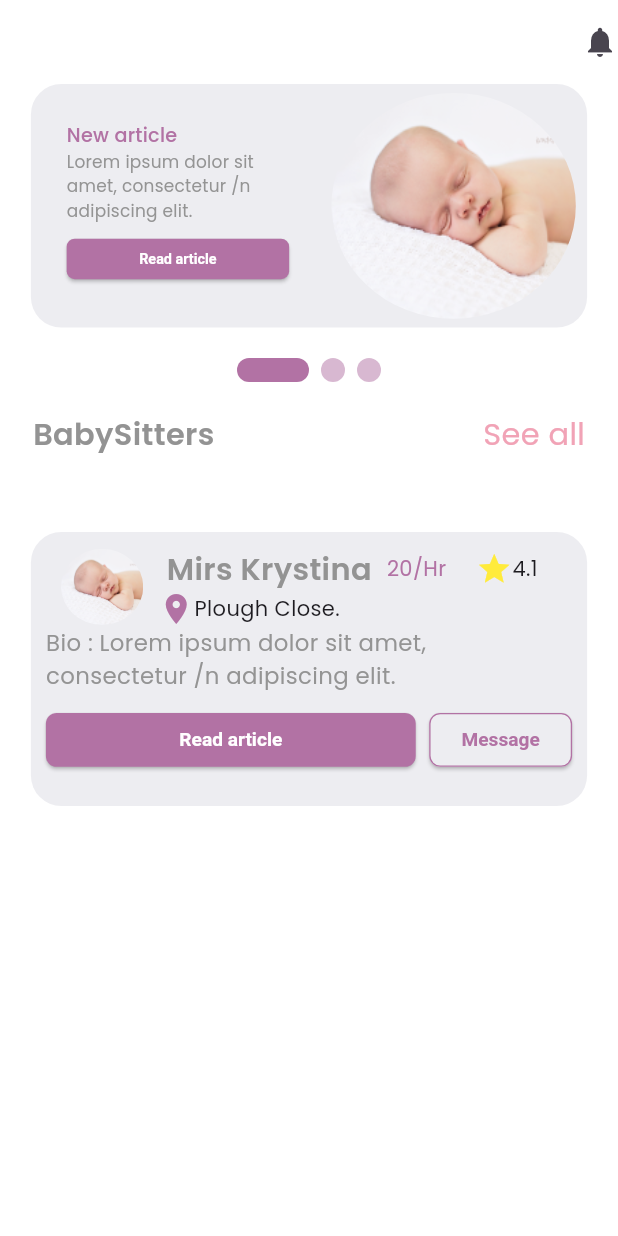
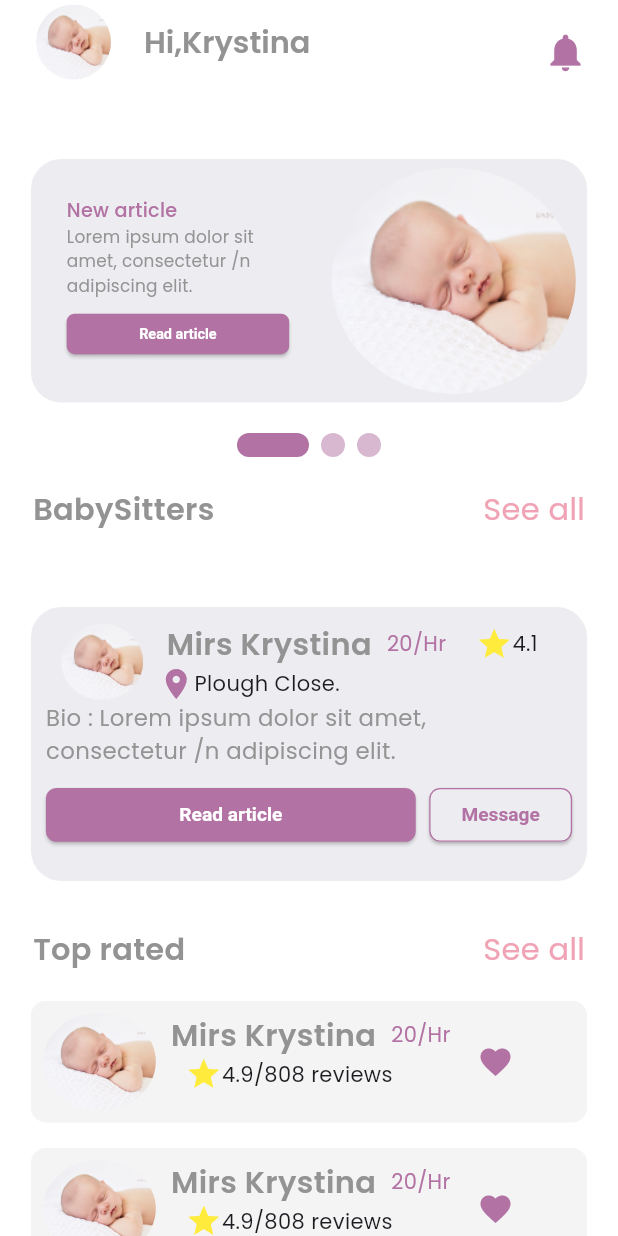
Before and after one commit to Moussa500/care_mingle, a Flutter app: the screen it shows after launch, on a phone screen of 412 x 824 dp. Run offline on Flutter 3.47's test engine with Material 3 defaults, Android fonts, the light colour scheme and no system bars; drawn by our look-alikes of smooth_page_indicator; our stand-ins replace dartz, flutter_screenutil, flutter_svg, get_it.

Commit message:
home page skeleton completed

```diff
--- a/lib/features/home/presentation/pages/home_page.dart
+++ b/lib/features/home/presentation/pages/home_page.dart
@@ -1,23 +1,50 @@
 import 'package:care_mingle/common/widgets/custom_appBar.dart';
+import 'package:care_mingle/core/config/assets/app_images.dart';
+import 'package:care_mingle/core/config/theme/app_colors.dart';
 import 'package:care_mingle/features/home/presentation/widgets/article_section.dart';
 import 'package:care_mingle/features/home/presentation/widgets/babysitter_section.dart';
+import 'package:care_mingle/features/home/presentation/widgets/top_rated_section.dart';
 import 'package:flutter/material.dart';
 import 'package:flutter_screenutil/flutter_screenutil.dart';
 
 class HomePage extends StatelessWidget {
   const HomePage({super.key});
-
   @override
   Widget build(BuildContext context) {
     return Scaffold(
       appBar: CustomAppbar(
-        action: Icon(
+        title: Padding(
+          padding: const EdgeInsets.all(8.0),
+          child: Row(
+            children: [
+              ClipOval(
+                child: Image.asset(
+                  AppImages.article,
+                  fit: BoxFit.fill,
+                  height: 50,
+                  width: 50,
+                ),
+              ),
+              header('Hi,Krystina'),
+            ],
+          ),
+        ),
+        action: const Padding(
+          padding: EdgeInsets.all(20),
+          child: Icon(
             Icons.notifications,
+            size: 30,
+            color: AppColors.primaryColor,
+          ),
         ),
         hideBack: true,
       ),
-      body: Column(
+      body: SingleChildScrollView(
+        child: Column(
           children: [
+            const SizedBox(
+              height: 50,
+            ),
             ArticleSection(),
             Row(
               mainAxisAlignment: MainAxisAlignment.spaceBetween,
@@ -30,7 +57,16 @@
               height: 20.h,
             ),
             BabysitterSection(),
+            Row(
+              mainAxisAlignment: MainAxisAlignment.spaceBetween,
+              children: [
+                header('Top rated'),
+                seeAll(),
               ],
+            ),
+            TopRatedSection(),
+          ],
+        ),
       ),
     );
   }
--- /dev/null
+++ b/lib/features/home/presentation/widgets/top_rated_section.dart
@@ -0,0 +1,109 @@
+import 'package:care_mingle/core/config/assets/app_images.dart';
+import 'package:care_mingle/core/config/theme/app_colors.dart';
+import 'package:flutter/material.dart';
+import 'package:flutter_screenutil/flutter_screenutil.dart';
+
+class TopRatedSection extends StatelessWidget {
+  const TopRatedSection({super.key});
+
+  @override
+  Widget build(BuildContext context) {
+    return SizedBox(
+        width: MediaQuery.of(context).size.width * 0.9,
+        height: 200.h,
+        child: ListView.separated(
+            scrollDirection: Axis.vertical,
+            separatorBuilder: (context, index) => const SizedBox(
+                  height: 17,
+                ),
+            itemCount: 3,
+            itemBuilder: (context, index) {
+              return Container(
+                width: 335.w,
+                height: 80.h,
+                decoration: BoxDecoration(
+                  color: const Color(0xffF4F4F4),
+                  borderRadius: BorderRadius.all(
+                    Radius.circular(10.r),
+                  ),
+                ),
+                child: Padding(
+                  padding: EdgeInsets.all(8.0),
+                  child: Row(
+                    mainAxisAlignment: MainAxisAlignment.spaceBetween,
+                    children: [
+                      Row(
+                        children: [
+                          const ClipOval(
+                            child: Image(
+                              image: AssetImage(AppImages.article),
+                              fit: BoxFit.fill,
+                            ),
+                          ),
+                          Column(
+                            crossAxisAlignment: CrossAxisAlignment.start,
+                            children: [
+                              Padding(
+                                padding:
+                                    const EdgeInsets.symmetric(horizontal: 10),
+                                child: Row(
+                                  children: [
+                                    babysitterName(),
+                                    const SizedBox(
+                                      width: 10,
+                                    ),
+                                    price(),
+                                  ],
+                                ),
+                              ),
+                              rating(),
+                            ],
+                          ),
+                          const Padding(
+                            padding: EdgeInsets.all(8.0),
+                            child: Icon(
+                              Icons.favorite,
+                              color: AppColors.primaryColor,
+                            ),
+                          ),
+                        ],
+                      ),
+                    ],
+                  ),
+                ),
+              );
+            }));
+  }
+
+  Text babysitterName() {
+    return Text(
+      'Mirs Krystina',
+      style: TextStyle(
+          fontSize: 20.sp,
+          fontWeight: FontWeight.w600,
+          color: const Color(0xff939393)),
+    );
+  }
+
+  Text price() {
+    return const Text(
+      '20/Hr',
+      style: TextStyle(color: AppColors.primaryColor),
+    );
+  }
+}
+
+Row rating() {
+  return const Row(
+    children: [
+      SizedBox(
+        width: 20,
+      ),
+      Icon(
+        Icons.star_outlined,
+        color: Colors.yellow,
+      ),
+      Text('4.9/808 reviews')
+    ],
+  );
+}
```
Also changed, not shown: lib/features/home/presentation/widgets/top_rated_part.dart (deleted). Lines whose indentation alone changed are shown as unchanged.
